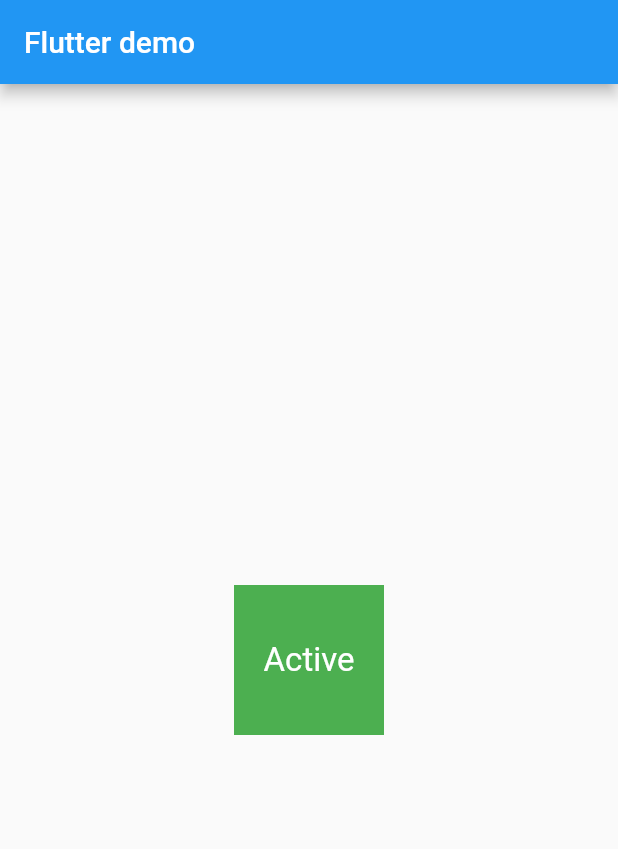
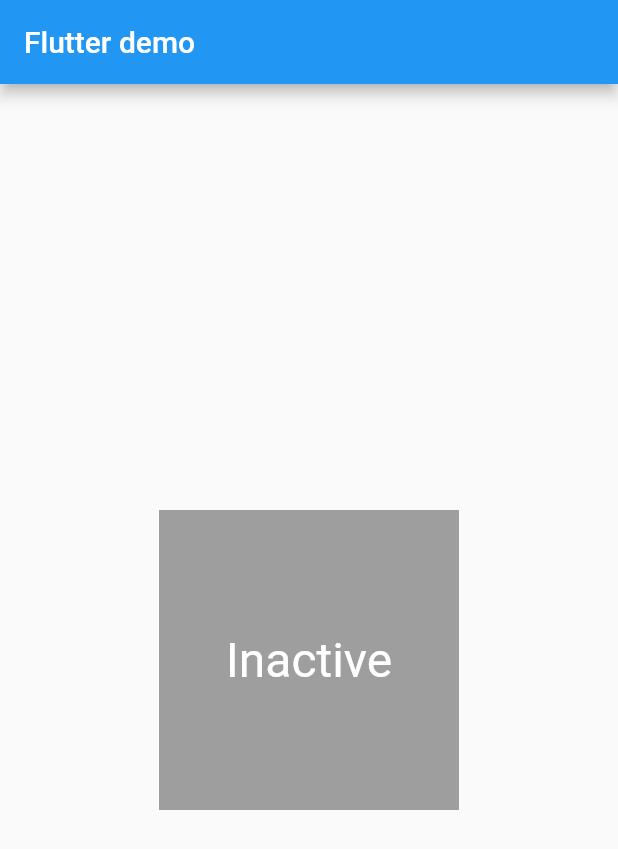
Before and after one commit to monajafi/tapbox, a Flutter app: the screen it shows after launch, on a phone screen of 412 x 824 dp. Shown: the top 849 px of the screen. Run offline on Flutter 3.47's test engine with Material 2 defaults, Android fonts, the phone set to English and light mode, and no system bars.

Commit message:
TapBoxB added

```diff
--- a/lib/main.dart
+++ b/lib/main.dart
@@ -1,5 +1,5 @@
 import 'package:flutter/material.dart';
-
+import 'package:flutter/foundation.dart';
 void main() => runApp(MyApp());
 
 class MyApp extends StatelessWidget {
@@ -16,7 +16,7 @@ class MyApp extends StatelessWidget {
           title: Text("Flutter demo"),
         ),
         body: Center(
-          child: TapboxA(),
+          child: ParentWidget(),
         ),
       ),
     );
@@ -47,11 +47,56 @@ class _TapboxAState extends State<TapboxA> {
         child: Center(
           child: Text(
             _active ? "Active" : "Inactive",
-            style: TextStyle(color: Colors.white,
-            fontSize: 22.0),
+            style: TextStyle(color: Colors.white, fontSize: 22.0),
           ),
         ),
       ),
     );
   }
 }
+
+class ParentWidget extends StatefulWidget {
+  @override
+  _ParentWidgetState createState() => _ParentWidgetState();
+}
+
+class _ParentWidgetState extends State<ParentWidget> {
+  bool _active = false;
+  void _handleTapboxChanged(bool newValue) {
+    setState(() {
+      _active = newValue;
+    });
+  }
+
+  @override
+  Widget build(BuildContext context) {
+    return TapboxB(
+      active: _active,
+      onChanged: _handleTapboxChanged,
+    );
+  }
+}
+
+class TapboxB extends StatelessWidget {
+  final active;
+  final ValueChanged<bool> onChanged;
+
+  const TapboxB({Key key, this.active:false, @required this.onChanged})
+      : super(key: key);
+
+  @override
+  Widget build(BuildContext context) {
+    return GestureDetector(
+      onTap: () => onChanged(!active),
+      child: Container(
+        width: 200,
+        height: 200,
+        color: active ? Colors.green : Colors.grey,
+        child: Center(
+          child: Text(active ? "Active" : "Inactive",
+              style: TextStyle(color: Colors.white, fontSize: 32.0)),
+        ),
+      ),
+    );
+  }
+}
```
